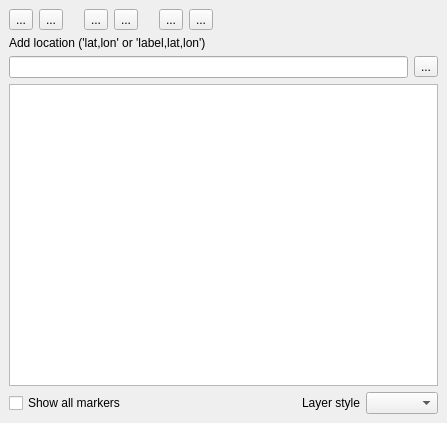
Above: ui/multiZoomDialog.ui from NationalSecurityAgency/qgis-latlontools-plugin before the change. Below: the same form after it.
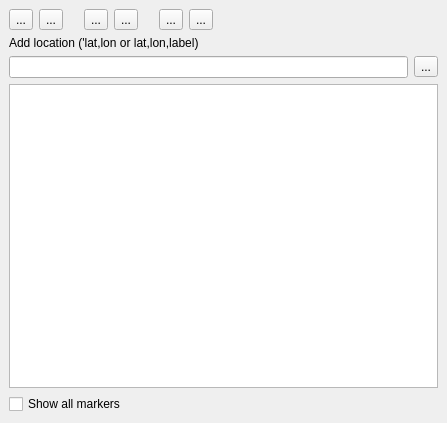
That is the form after the change.

Commit message: rearranged the multi-zoom coordinate/label order

Diff of the .ui file:
```diff
--- a/ui/multiZoomDialog.ui
+++ b/ui/multiZoomDialog.ui
@@ -133,7 +133,7 @@
     <item>
      <widget class="QLabel" name="label">
       <property name="text">
-       <string>Add location ('lat,lon' or 'label,lat,lon')</string>
+       <string>Add location ('lat,lon or lat,lon,label)</string>
       </property>
      </widget>
     </item>
@@ -158,38 +158,11 @@
      <widget class="QTableWidget" name="resultsTable"/>
     </item>
     <item>
-     <layout class="QHBoxLayout" name="horizontalLayout_2">
-      <item>
        <widget class="QCheckBox" name="showAllCheckBox">
         <property name="text">
          <string>Show all markers</string>
         </property>
        </widget>
-      </item>
-      <item>
-       <spacer name="horizontalSpacer_4">
-        <property name="orientation">
-         <enum>Qt::Horizontal</enum>
-        </property>
-        <property name="sizeHint" stdset="0">
-         <size>
-          <width>40</width>
-          <height>20</height>
-         </size>
-        </property>
-       </spacer>
-      </item>
-      <item>
-       <widget class="QLabel" name="label_2">
-        <property name="text">
-         <string>Layer style</string>
-        </property>
-       </widget>
-      </item>
-      <item>
-       <widget class="QComboBox" name="markerStyleComboBox"/>
-      </item>
-     </layout>
     </item>
    </layout>
   </widget>
```
Lines whose indentation alone changed are shown as unchanged. The commit also changes 7 other files.
